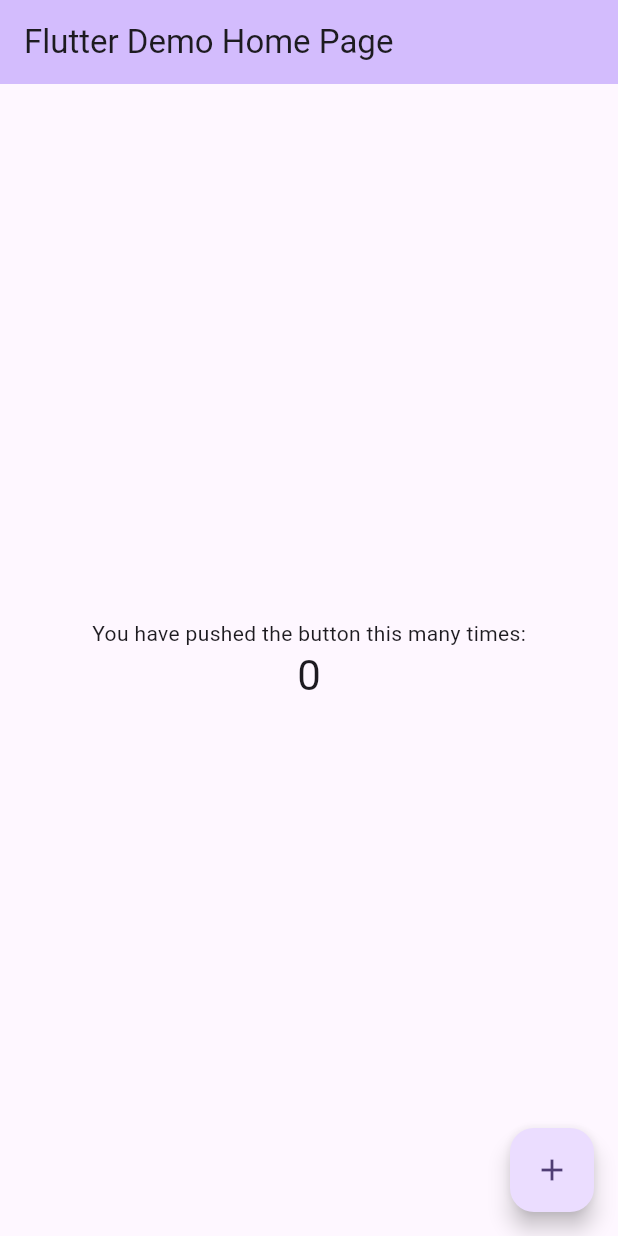
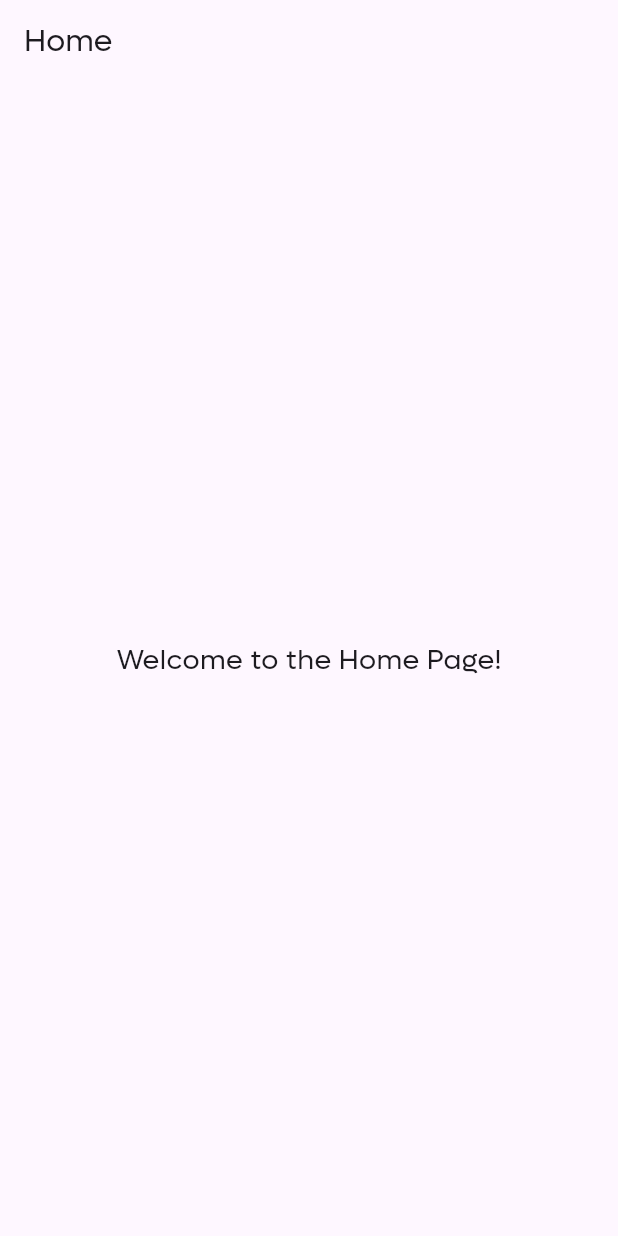
Before and after one commit to Dragorrik/intr_test_app, a Flutter app: the screen it shows after launch, on a phone screen of 412 x 824 dp. Run offline on Flutter 3.47's test engine with Material 3 defaults, Android fonts, the phone set to English and light mode, and no system bars; our stand-ins replace flutter_screenutil.

Commit message:
Constants created

```diff
--- a/lib/main.dart
+++ b/lib/main.dart
@@ -1,4 +1,6 @@
 import 'package:flutter/material.dart';
+import 'package:flutter_screenutil/flutter_screenutil.dart';
+import 'presentation/pages/home_page.dart';
 
 void main() {
   runApp(const MyApp());
@@ -7,116 +9,21 @@ void main() {
 class MyApp extends StatelessWidget {
   const MyApp({super.key});
 
-  // This widget is the root of your application.
   @override
   Widget build(BuildContext context) {
-    return MaterialApp(
-      title: 'Flutter Demo',
-      theme: ThemeData(
-        // This is the theme of your application.
-        //
-        // TRY THIS: Try running your application with "flutter run". You'll see
-        // the application has a purple toolbar. Then, without quitting the app,
-        // try changing the seedColor in the colorScheme below to Colors.green
-        // and then invoke "hot reload" (save your changes or press the "hot
-        // reload" button in a Flutter-supported IDE, or press "r" if you used
-        // the command line to start the app).
-        //
-        // Notice that the counter didn't reset back to zero; the application
-        // state is not lost during the reload. To reset the state, use hot
-        // restart instead.
-        //
-        // This works for code too, not just values: Most code changes can be
-        // tested with just a hot reload.
-        colorScheme: ColorScheme.fromSeed(seedColor: Colors.deepPurple),
-      ),
-      home: const MyHomePage(title: 'Flutter Demo Home Page'),
+    return ScreenUtilInit(
+      designSize: const Size(375, 812),
+      minTextAdapt: true,
+      splitScreenMode: true,
+      builder: (context, child) {
+        return MaterialApp(
+          debugShowCheckedModeBanner: false,
+          title: 'Interview App',
+          theme: ThemeData(fontFamily: 'Lufga', useMaterial3: true),
+          home: child,
+        );
+      },
+      child: const HomePage(),
     );
   }
 }
-
-class MyHomePage extends StatefulWidget {
-  const MyHomePage({super.key, required this.title});
-
-  // This widget is the home page of your application. It is stateful, meaning
-  // that it has a State object (defined below) that contains fields that affect
-  // how it looks.
-
-  // This class is the configuration for the state. It holds the values (in this
-  // case the title) provided by the parent (in this case the App widget) and
-  // used by the build method of the State. Fields in a Widget subclass are
-  // always marked "final".
-
-  final String title;
-
-  @override
-  State<MyHomePage> createState() => _MyHomePageState();
-}
-
-class _MyHomePageState extends State<MyHomePage> {
-  int _counter = 0;
-
-  void _incrementCounter() {
-    setState(() {
-      // This call to setState tells the Flutter framework that something has
-      // changed in this State, which causes it to rerun the build method below
-      // so that the display can reflect the updated values. If we changed
-      // _counter without calling setState(), then the build method would not be
-      // called again, and so nothing would appear to happen.
-      _counter++;
-    });
-  }
-
-  @override
-  Widget build(BuildContext context) {
-    // This method is rerun every time setState is called, for instance as done
-    // by the _incrementCounter method above.
-    //
-    // The Flutter framework has been optimized to make rerunning build methods
-    // fast, so that you can just rebuild anything that needs updating rather
-    // than having to individually change instances of widgets.
-    return Scaffold(
-      appBar: AppBar(
-        // TRY THIS: Try changing the color here to a specific color (to
-        // Colors.amber, perhaps?) and trigger a hot reload to see the AppBar
-        // change color while the other colors stay the same.
-        backgroundColor: Theme.of(context).colorScheme.inversePrimary,
-        // Here we take the value from the MyHomePage object that was created by
-        // the App.build method, and use it to set our appbar title.
-        title: Text(widget.title),
-      ),
-      body: Center(
-        // Center is a layout widget. It takes a single child and positions it
-        // in the middle of the parent.
-        child: Column(
-          // Column is also a layout widget. It takes a list of children and
-          // arranges them vertically. By default, it sizes itself to fit its
-          // children horizontally, and tries to be as tall as its parent.
-          //
-          // Column has various properties to control how it sizes itself and
-          // how it positions its children. Here we use mainAxisAlignment to
-          // center the children vertically; the main axis here is the vertical
-          // axis because Columns are vertical (the cross axis would be
-          // horizontal).
-          //
-          // TRY THIS: Invoke "debug painting" (choose the "Toggle Debug Paint"
-          // action in the IDE, or press "p" in the console), to see the
-          // wireframe for each widget.
-          mainAxisAlignment: MainAxisAlignment.center,
-          children: <Widget>[
-            const Text('You have pushed the button this many times:'),
-            Text(
-              '$_counter',
-              style: Theme.of(context).textTheme.headlineMedium,
-            ),
-          ],
-        ),
-      ),
-      floatingActionButton: FloatingActionButton(
-        onPressed: _incrementCounter,
-        tooltip: 'Increment',
-        child: const Icon(Icons.add),
-      ), // This trailing comma makes auto-formatting nicer for build methods.
-    );
-  }
-}
--- /dev/null
+++ b/lib/presentation/pages/home_page.dart
@@ -0,0 +1,19 @@
+import 'package:flutter/material.dart';
+import 'package:flutter_screenutil/flutter_screenutil.dart';
+
+class HomePage extends StatelessWidget {
+  const HomePage({super.key});
+
+  @override
+  Widget build(BuildContext context) {
+    return Scaffold(
+      appBar: AppBar(title: Text('Home', style: TextStyle(fontSize: 20.sp))),
+      body: Center(
+        child: Text(
+          'Welcome to the Home Page!',
+          style: TextStyle(fontSize: 18.sp),
+        ),
+      ),
+    );
+  }
+}
```
Also changed, not shown: lib/core/constants/app_colours.dart (added, +16 -0 lines), lib/core/constants/app_icon_strings.dart (added, +21 -0 lines), lib/core/constants/app_strings.dart (added, +49 -0 lines), pubspec.yaml (+7 -14 lines), assets/fonts/LufgaRegular.ttf (added), assets/icons/add.png (added), assets/icons/edit_white.png (added), assets/icons/person_icon.jpg (added).
